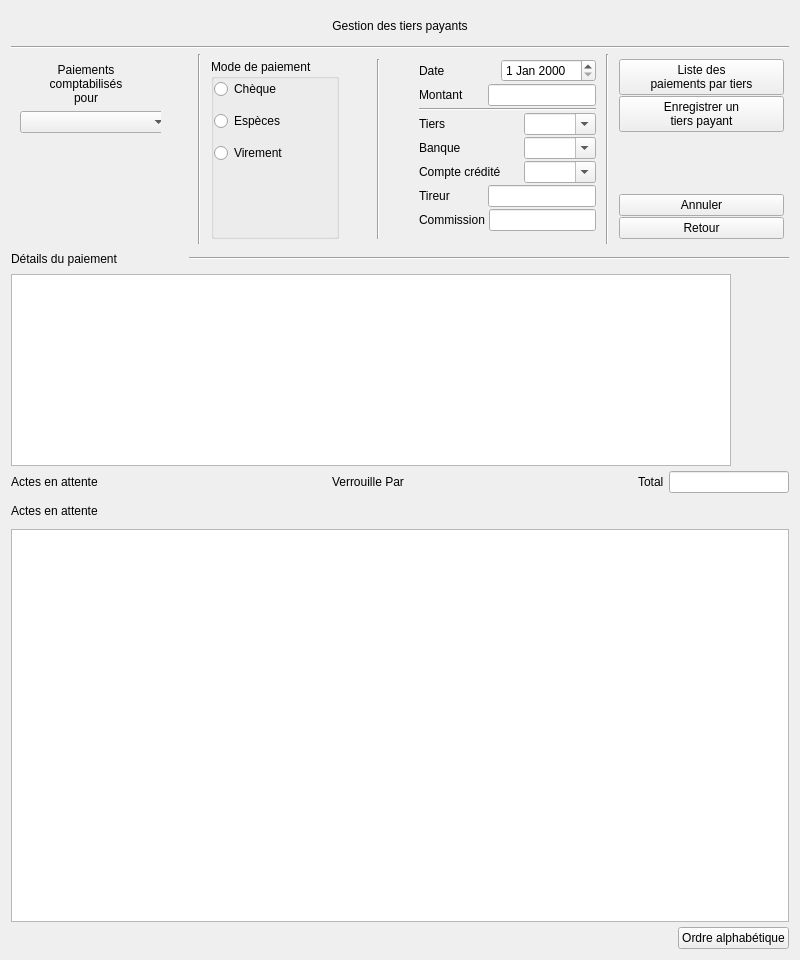
The window that Dialogs/dlg_paiementtiers.ui (ukinoki/Rufus) describes before a commit, drawn with Qt 5.
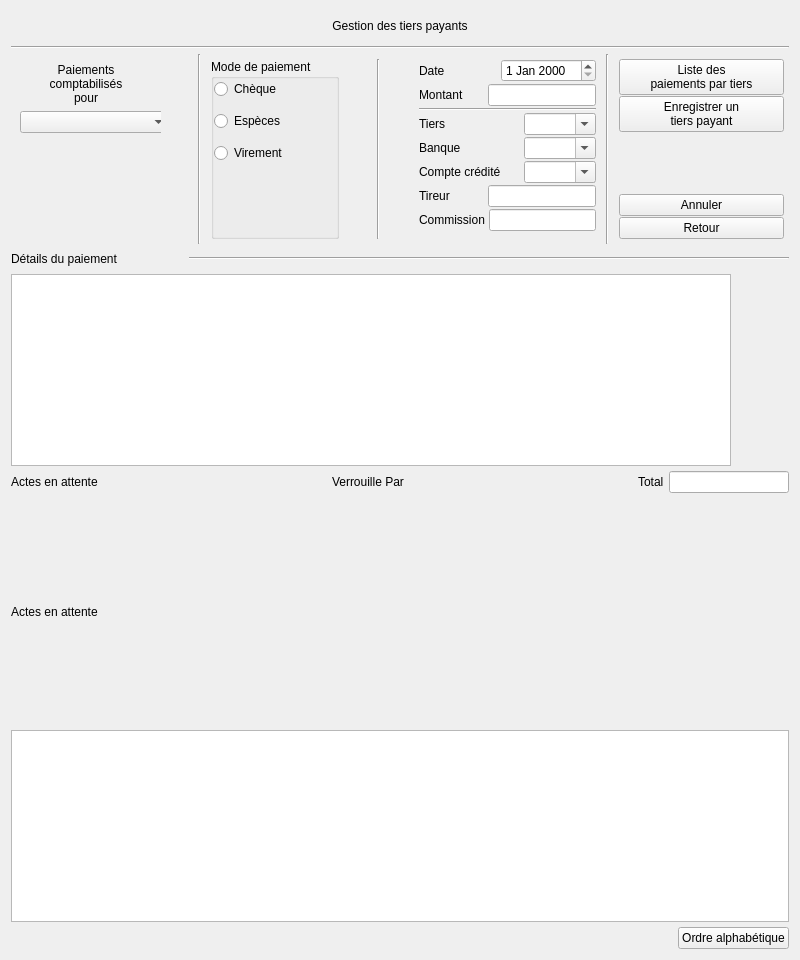
The same window after the commit. Icons and pictures are not drawn. Custom widgets are drawn as their Qt base class.

What changed in the file:
```diff
--- a/Dialogs/dlg_paiementtiers.ui
+++ b/Dialogs/dlg_paiementtiers.ui
@@ -844,7 +844,7 @@
      <property name="frameShadow">
       <enum>QFrame::Raised</enum>
      </property>
-     <layout class="QVBoxLayout" name="verticalLayout_5" stretch="1,0,1,1,15,1">
+     <layout class="QVBoxLayout" name="verticalLayout_5" stretch="1,0,1,1,0,1">
       <property name="spacing">
        <number>5</number>
       </property>
@@ -1024,7 +1024,7 @@
        </widget>
       </item>
       <item>
-       <widget class="UpTableWidget" name="ListeupTableWidget">
+       <widget class="UpTableView" name="ListetableView">
         <property name="minimumSize">
          <size>
           <width>520</width>
@@ -1076,9 +1076,6 @@
         <property name="cornerButtonEnabled">
          <bool>true</bool>
         </property>
-        <attribute name="verticalHeaderVisible">
-         <bool>false</bool>
-        </attribute>
         <attribute name="verticalHeaderDefaultSectionSize">
          <number>0</number>
         </attribute>
@@ -1088,6 +1085,12 @@
         <attribute name="verticalHeaderMinimumSectionSize">
          <number>0</number>
         </attribute>
+        <attribute name="verticalHeaderShowSortIndicator" stdset="0">
+         <bool>false</bool>
+        </attribute>
+        <attribute name="verticalHeaderStretchLastSection">
+         <bool>false</bool>
+        </attribute>
        </widget>
       </item>
       <item>
@@ -1146,6 +1149,11 @@
    <extends>QTableWidget</extends>
    <header>uptablewidget.h</header>
   </customwidget>
+  <customwidget>
+   <class>UpTableView</class>
+   <extends>QTableView</extends>
+   <header>uptableview.h</header>
+  </customwidget>
  </customwidgets>
  <tabstops>
   <tabstop>UserscomboBox</tabstop>
```
Left out of the diff: 7 changed lines with no effect on the pictures.
